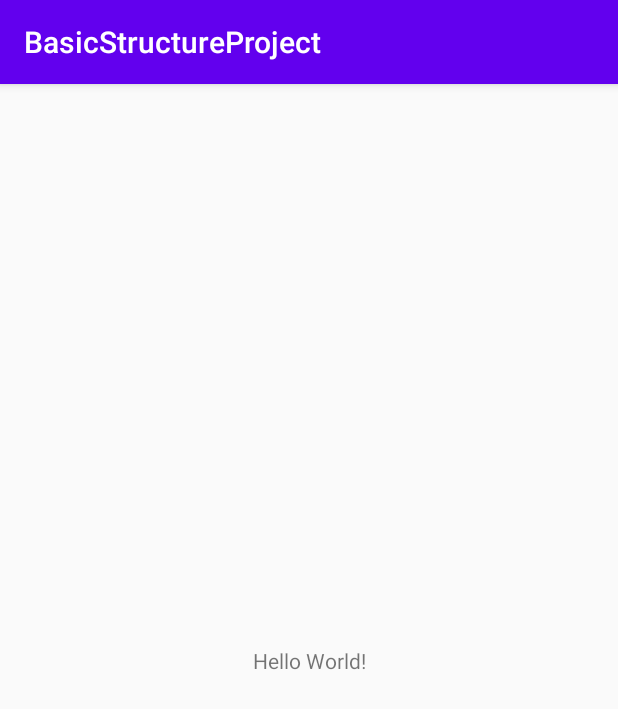
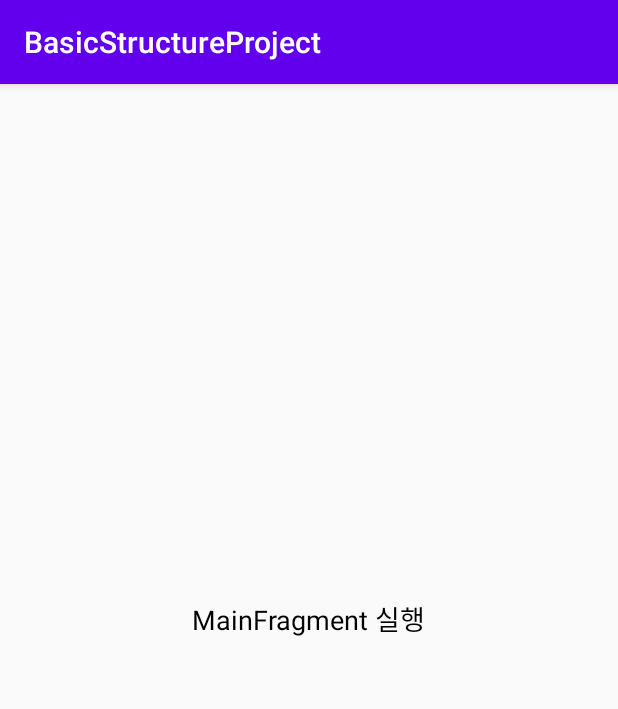
Before and after one commit to JuneMyoung-Lee/BasicStructureProject, an Android app: the screen it shows after launch (MainActivity), on a phone screen of 412 x 824 dp. Shown: the top 709 px of the screen. Run offline under Robolectric (Android 15) with nearby library versions, the phone set to English and light mode, and no system bars.

Commit message:
1. viewBinding 추가 2. MainFragment 연결

```diff
--- a/app/build.gradle
+++ b/app/build.gradle
@@ -8,6 +8,10 @@ plugins {
 android {
     compileSdkVersion 31
     buildToolsVersion '30.0.3'
+
+    buildFeatures {
+        viewBinding = true
+    }
 
     defaultConfig {
         applicationId "com.jmp.basicstructureproject"
--- a/app/src/main/java/com/jmp/basicstructureproject/MainActivity.kt
+++ b/app/src/main/java/com/jmp/basicstructureproject/MainActivity.kt
@@ -1,16 +1,42 @@
 package com.jmp.basicstructureproject
 
 import android.os.Bundle
+import android.view.View
+import android.view.WindowManager
 import android.widget.Toast
+import com.jmp.basicstructureproject.databinding.ActivityMainBinding
+import com.jmp.basicstructureproject.presentation.MainFragment
 
 class MainActivity : BaseActivity() {
+
+    private lateinit var binding: ActivityMainBinding
+
     override fun onCreate(savedInstanceState: Bundle?) {
         super.onCreate(savedInstanceState)
 
         (application as AppApplication).appComponent.inject(this)
 
-        setContentView(R.layout.activity_main)
+        binding = ActivityMainBinding.inflate(layoutInflater)
+        setContentView(binding.root)
+        var bundle: Bundle? = null
 
-        Toast.makeText(applicationContext, "앱 실행", Toast.LENGTH_SHORT).show()
+        if (savedInstanceState == null) {
+            if(!MainFragment.newInstance(bundle = bundle).isAdded){
+                supportFragmentManager.beginTransaction()
+                    .replace(
+                        R.id.mainFragmentHolder,
+                        MainFragment.newInstance(bundle = bundle)
+                    )
+                    .commitNow()
+
+                window.run {
+                    clearFlags(WindowManager.LayoutParams.FLAG_TRANSLUCENT_STATUS)
+                    statusBarColor = 0x00000000  // transparent
+                    addFlags(WindowManager.LayoutParams.FLAG_DRAWS_SYSTEM_BAR_BACKGROUNDS)
+                    decorView.systemUiVisibility =
+                        View.SYSTEM_UI_FLAG_LAYOUT_STABLE or View.SYSTEM_UI_FLAG_LAYOUT_FULLSCREEN or View.SYSTEM_UI_FLAG_LIGHT_STATUS_BAR
+                }
+            }
+        }
     }
 }
--- a/app/src/main/java/com/jmp/basicstructureproject/presentation/MainFragment.kt
+++ b/app/src/main/java/com/jmp/basicstructureproject/presentation/MainFragment.kt
@@ -3,15 +3,21 @@ package com.jmp.basicstructureproject.presentation
 import android.content.Context
 import android.os.Bundle
 import android.view.View
+import android.widget.Toast
 import androidx.fragment.app.Fragment
 import com.jmp.basicstructureproject.AppApplication
+import com.jmp.basicstructureproject.R
+import com.jmp.basicstructureproject.databinding.FragmentMainBinding
+import com.jmp.basicstructureproject.presentation.extension.viewBinding
 
-class MainFragment: Fragment() {
+class MainFragment: Fragment(R.layout.fragment_main) {
+
+    private val binding by viewBinding (FragmentMainBinding::bind)
 
     override fun onViewCreated(view: View, savedInstanceState: Bundle?) {
         super.onViewCreated(view, savedInstanceState)
 
-
+        Toast.makeText(requireContext(), "Welcome to MainFragment", Toast.LENGTH_SHORT).show()
     }
 
     override fun onAttach(context: Context) {
@@ -23,4 +29,13 @@ class MainFragment: Fragment() {
 
         super.onAttach(context)
     }
+
+    companion object {
+        fun newInstance(bundle: Bundle?): MainFragment {
+            schemeBundle = bundle
+            return MainFragment()
+        }
+
+        private var schemeBundle: Bundle? = null
+    }
 }
--- /dev/null
+++ b/app/src/main/java/com/jmp/basicstructureproject/presentation/extension/FragmentViewBindingDelegate.kt
@@ -0,0 +1,62 @@
+package com.jmp.basicstructureproject.presentation.extension
+
+import android.view.View
+import androidx.fragment.app.Fragment
+import androidx.lifecycle.DefaultLifecycleObserver
+import androidx.lifecycle.Lifecycle
+import androidx.lifecycle.LifecycleOwner
+import androidx.lifecycle.Observer
+import androidx.viewbinding.ViewBinding
+import kotlin.properties.ReadOnlyProperty
+import kotlin.reflect.KProperty
+
+class FragmentViewBindingDelegate<T : ViewBinding>(
+    val fragment: Fragment,
+    val viewBindingFactory: (View) -> T
+) : ReadOnlyProperty<Fragment, T> {
+    private var binding: T? = null
+
+    init {
+        fragment.lifecycle.addObserver(object : DefaultLifecycleObserver {
+            val viewLifecycleOwnerLiveDataObserver =
+                Observer<LifecycleOwner?> {
+                    val viewLifecycleOwner = it ?: return@Observer
+
+                    viewLifecycleOwner.lifecycle.addObserver(object : DefaultLifecycleObserver {
+                        override fun onDestroy(owner: LifecycleOwner) {
+                            binding = null
+                        }
+                    })
+                }
+
+            override fun onCreate(owner: LifecycleOwner) {
+                fragment.viewLifecycleOwnerLiveData.observeForever(viewLifecycleOwnerLiveDataObserver)
+            }
+
+            override fun onDestroy(owner: LifecycleOwner) {
+                fragment.viewLifecycleOwnerLiveData.removeObserver(viewLifecycleOwnerLiveDataObserver)
+            }
+        })
+    }
+
+    override fun getValue(thisRef: Fragment, property: KProperty<*>): T {
+        val binding = binding
+        if (binding != null) {
+            return binding
+        }
+
+        try{
+            val lifecycle = fragment.viewLifecycleOwner.lifecycle
+            if (!lifecycle.currentState.isAtLeast(Lifecycle.State.INITIALIZED)) {
+                throw IllegalStateException("Should not attempt to get bindings when Fragment views are destroyed.")
+            }
+        }catch (e:IllegalStateException){
+            throw IllegalStateException("Should not attempt to get bindings when Fragment views are destroyed.")
+        }
+
+        return viewBindingFactory(thisRef.requireView()).also { this.binding = it }
+    }
+}
+
+fun <T : ViewBinding> Fragment.viewBinding(viewBindingFactory: (View) -> T) =
+    FragmentViewBindingDelegate(this, viewBindingFactory)
--- a/app/src/main/res/layout/activity_main.xml
+++ b/app/src/main/res/layout/activity_main.xml
@@ -6,13 +6,13 @@
     android:layout_height="match_parent"
     tools:context=".MainActivity">
 
-    <TextView
-        android:layout_width="wrap_content"
-        android:layout_height="wrap_content"
-        android:text="Hello World!"
+    <FrameLayout
+        android:id="@+id/mainFragmentHolder"
+        android:layout_width="match_parent"
+        android:layout_height="match_parent"
         app:layout_constraintBottom_toBottomOf="parent"
-        app:layout_constraintLeft_toLeftOf="parent"
-        app:layout_constraintRight_toRightOf="parent"
+        app:layout_constraintEnd_toEndOf="parent"
+        app:layout_constraintStart_toStartOf="parent"
         app:layout_constraintTop_toTopOf="parent" />
 
 </androidx.constraintlayout.widget.ConstraintLayout>
--- /dev/null
+++ b/app/src/main/res/layout/fragment_main.xml
@@ -0,0 +1,19 @@
+<?xml version="1.0" encoding="utf-8"?>
+<androidx.constraintlayout.widget.ConstraintLayout xmlns:android="http://schemas.android.com/apk/res/android"
+    android:layout_width="match_parent"
+    android:layout_height="match_parent"
+    xmlns:app="http://schemas.android.com/apk/res-auto">
+
+    <TextView
+        android:id="@+id/mainText"
+        android:layout_width="wrap_content"
+        android:layout_height="wrap_content"
+        android:textSize="18dp"
+        android:textColor="@android:color/black"
+        android:text="MainFragment 실행"
+        app:layout_constraintStart_toStartOf="parent"
+        app:layout_constraintTop_toTopOf="parent"
+        app:layout_constraintBottom_toBottomOf="parent"
+        app:layout_constraintEnd_toEndOf="parent" />
+
+</androidx.constraintlayout.widget.ConstraintLayout>
```
